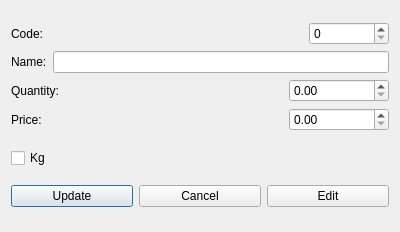
Before: the Qt Designer form GUI/Nobuk-Inventory/dialog_edit2.ui in sourcered/Nobuk---Inventory-management, drawn with Qt 5.
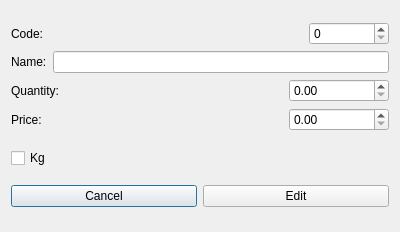
After: the same form once the commit is applied.

```diff
--- a/GUI/Nobuk-Inventory/dialog_edit2.ui
+++ b/GUI/Nobuk-Inventory/dialog_edit2.ui
@@ -131,13 +131,6 @@
    </item>
    <item>
     <layout class="QHBoxLayout" name="horizontalLayout">
-     <item>
-      <widget class="QPushButton" name="pushButton_3">
-       <property name="text">
-        <string>Update</string>
-       </property>
-      </widget>
-     </item>
      <item>
       <widget class="QPushButton" name="pushButton">
        <property name="text">
```
